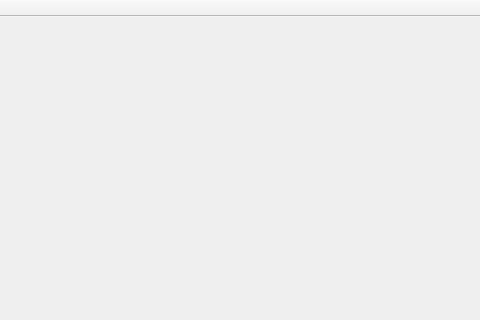
florin-irl/C--, file C--/TwixtUI/TwixtUI.ui: the form before one commit; both pictures show x 520 to 1000 and y 0 to 320 of the 1000 by 700 pixel window.
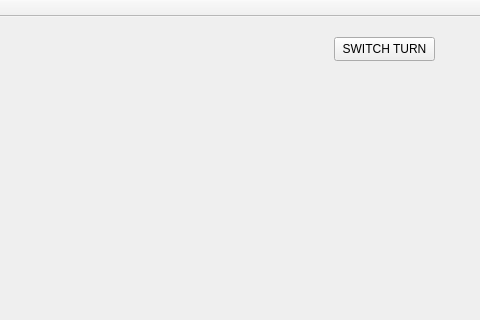
The form after the commit.

The edit to the form file:
```diff
--- a/C--/TwixtUI/TwixtUI.ui
+++ b/C--/TwixtUI/TwixtUI.ui
@@ -13,7 +13,21 @@
   <property name="windowTitle">
    <string>TwixtUI</string>
   </property>
-  <widget class="QWidget" name="centralWidget"/>
+  <widget class="QWidget" name="centralWidget">
+   <widget class="QPushButton" name="pushButton">
+    <property name="geometry">
+     <rect>
+      <x>854</x>
+      <y>20</y>
+      <width>101</width>
+      <height>24</height>
+     </rect>
+    </property>
+    <property name="text">
+     <string>SWITCH TURN</string>
+    </property>
+   </widget>
+  </widget>
   <widget class="QMenuBar" name="menuBar">
    <property name="geometry">
     <rect>
```
